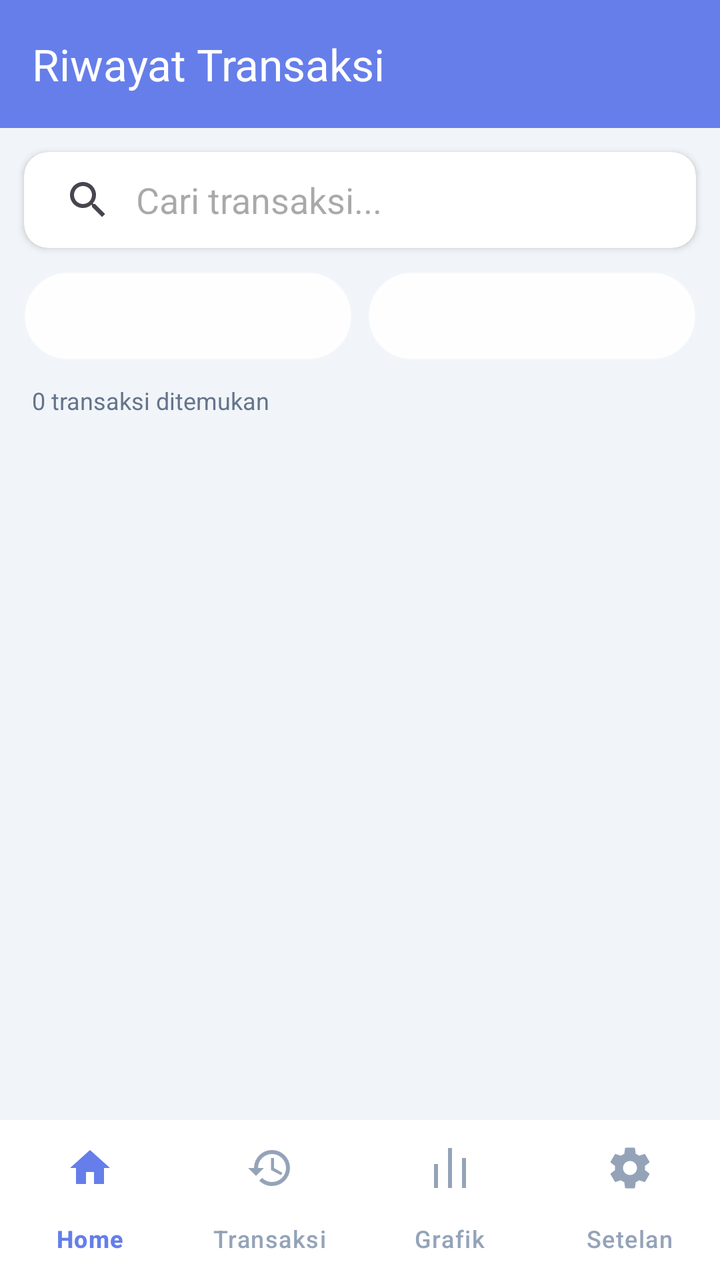
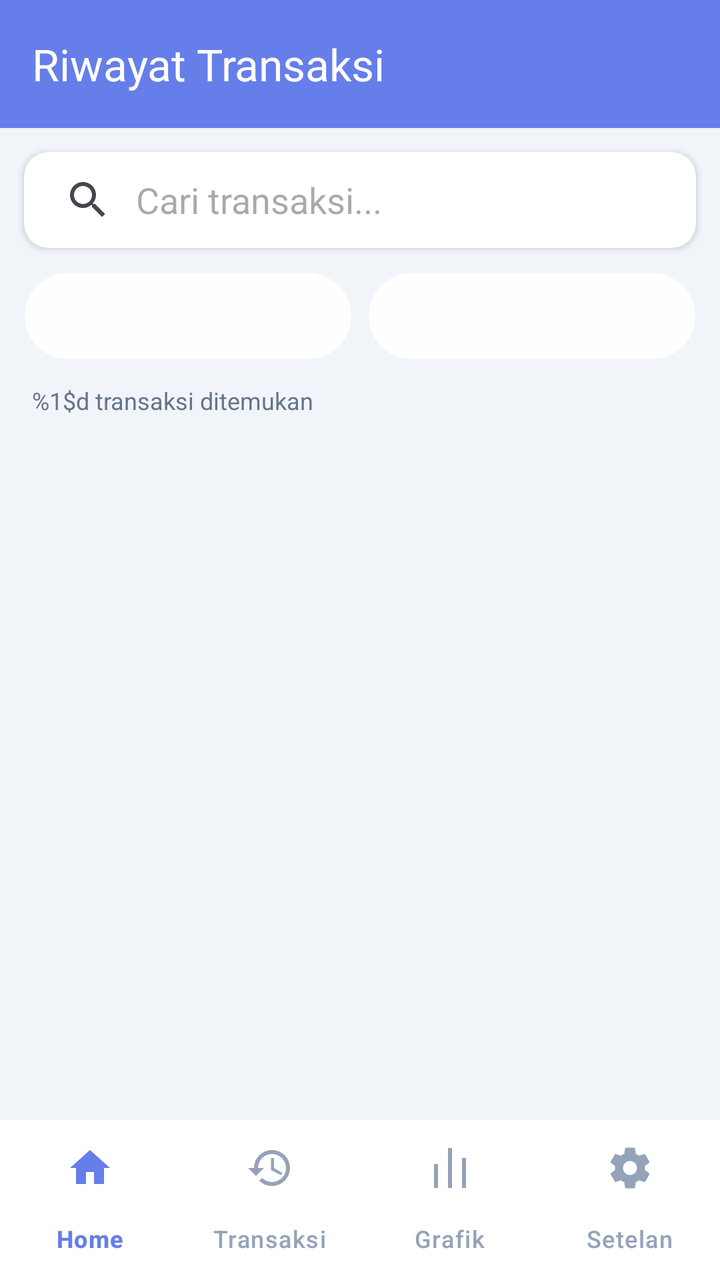

Screens rendered from an Android XML layout before and after an edit, with the pre-edit source and the edit as a unified diff.
<!-- AndroidManifest.xml: application theme Theme.TemuCashflow -->
<!-- res/layout/activity_transaction_list.xml -->
<?xml version="1.0" encoding="utf-8"?>
<androidx.coordinatorlayout.widget.CoordinatorLayout
    xmlns:android="http://schemas.android.com/apk/res/android"
    xmlns:app="http://schemas.android.com/apk/res-auto"
    android:layout_width="match_parent"
    android:layout_height="match_parent"
    android:background="@color/light_background">

    <LinearLayout
        android:layout_width="match_parent"
        android:layout_height="match_parent"
        android:orientation="vertical">

        <com.google.android.material.appbar.MaterialToolbar
            android:id="@+id/toolbar"
            android:layout_width="match_parent"
            android:layout_height="?attr/actionBarSize"
            android:background="@color/purple_primary"
            app:title="Riwayat Transaksi"
            app:titleTextColor="@color/text_white" />

        
        <androidx.cardview.widget.CardView
            android:layout_width="match_parent"
            android:layout_height="wrap_content"
            android:layout_margin="12dp"
            app:cardCornerRadius="12dp"
            app:cardElevation="2dp">

            <androidx.appcompat.widget.SearchView
                android:id="@+id/searchView"
                android:layout_width="match_parent"
                android:layout_height="wrap_content"
                app:iconifiedByDefault="false"
                app:queryHint="Cari transaksi..."
                app:queryBackground="@android:color/transparent" />
        </androidx.cardview.widget.CardView>

        <LinearLayout
            android:layout_width="match_parent"
            android:layout_height="wrap_content"
            android:orientation="horizontal"
            android:paddingHorizontal="12dp"
            android:paddingBottom="12dp">

            <Spinner
                android:id="@+id/spinnerFilter"
                android:layout_width="0dp"
                android:layout_height="44dp"
                android:layout_weight="1"
                android:layout_marginEnd="8dp"
                android:background="@drawable/glass_card" />

            <Spinner
                android:id="@+id/spinnerSort"
                android:layout_width="0dp"
                android:layout_height="44dp"
                android:layout_weight="1"
                android:background="@drawable/glass_card" />
        </LinearLayout>

        <TextView
            android:id="@+id/tvCount"
            android:layout_width="wrap_content"
            android:layout_height="wrap_content"
            android:text="0 transaksi ditemukan"
            android:textColor="@color/text_secondary"
            android:textSize="12sp"
            android:paddingHorizontal="16dp" />

        <androidx.recyclerview.widget.RecyclerView
            android:id="@+id/rvTransactions"
            android:layout_width="match_parent"
            android:layout_height="0dp"
            android:layout_weight="1"
            android:paddingHorizontal="12dp"
            android:clipToPadding="false" />

    </LinearLayout>

    <com.google.android.material.bottomnavigation.BottomNavigationView
        android:id="@+id/bottomNav"
        android:layout_width="match_parent"
        android:layout_height="wrap_content"
        android:layout_gravity="bottom"
        android:background="@color/text_white"
        app:menu="@menu/bottom_nav_menu"
        app:itemIconTint="@color/bottom_nav_color"
        app:itemTextColor="@color/bottom_nav_color"
        app:labelVisibilityMode="labeled" />

</androidx.coordinatorlayout.widget.CoordinatorLayout>
<!-- resources referenced by this layout -->
<resources>
  <color name="light_background">#F1F5F9</color>
  <color name="purple_primary">#667EEA</color>
  <color name="text_secondary">#64748B</color>
  <color name="text_white">#FFFFFF</color>
  <!-- drawable glass_card (drawable) -->
  <?xml version="1.0" encoding="utf-8"?>
  <shape xmlns:android="http://schemas.android.com/apk/res/android">
      <solid android:color="@color/glass_white" />
      <corners android:radius="24dp" />
      <stroke android:width="1dp" android:color="@color/glass_border" />
  </shape>
  <style name="Theme.TemuCashflow" parent="Theme.Material3.DayNight.NoActionBar">
          <item name="colorPrimary">@color/purple_primary</item>
          <item name="colorPrimaryVariant">@color/purple_secondary</item>
          <item name="colorOnPrimary">@color/text_white</item>
          <item name="colorSecondary">@color/pink_accent</item>
  
          
          <item name="android:statusBarColor">@android:color/transparent</item>
          <item name="android:navigationBarColor">@android:color/transparent</item>
          <item name="android:windowTranslucentStatus">false</item>
          <item name="android:windowTranslucentNavigation">false</item>
          <item name="android:windowDrawsSystemBarBackgrounds">true</item>
          <item name="android:fitsSystemWindows">false</item>
  
          
          <item name="android:windowLightStatusBar">false</item>
      </style>
  <color name="glass_white">#E6FFFFFF</color>
  <color name="glass_border">#33FFFFFF</color>
  <color name="purple_secondary">#764BA2</color>
  <color name="pink_accent">#F093FB</color>
</resources>

<!-- the commit's change to res/layout/activity_transaction_list.xml (unified diff, before → after) -->
@@ -2,11 +2,14 @@
 <androidx.coordinatorlayout.widget.CoordinatorLayout
     xmlns:android="http://schemas.android.com/apk/res/android"
     xmlns:app="http://schemas.android.com/apk/res-auto"
+    android:id="@+id/coordinator"
     android:layout_width="match_parent"
     android:layout_height="match_parent"
-    android:background="@color/light_background">
+    android:background="@color/light_background"
+    android:fitsSystemWindows="false">
 
     <LinearLayout
+        android:id="@+id/mainContainer"
         android:layout_width="match_parent"
         android:layout_height="match_parent"
         android:orientation="vertical">
@@ -63,7 +66,7 @@
             android:id="@+id/tvCount"
             android:layout_width="wrap_content"
             android:layout_height="wrap_content"
-            android:text="0 transaksi ditemukan"
+            android:text="@string/msg_transactions_found_format"
             android:textColor="@color/text_secondary"
             android:textSize="12sp"
             android:paddingHorizontal="16dp" />
<!-- resource entries referenced after the edit -->
@@ -11,6 +11,7 @@
       <corners android:radius="24dp" />
       <stroke android:width="1dp" android:color="@color/glass_border" />
   </shape>
+  <string name="msg_transactions_found_format">%1$d transaksi ditemukan</string>
   <style name="Theme.TemuCashflow" parent="Theme.Material3.DayNight.NoActionBar">
           <item name="colorPrimary">@color/purple_primary</item>
           <item name="colorPrimaryVariant">@color/purple_secondary</item>
